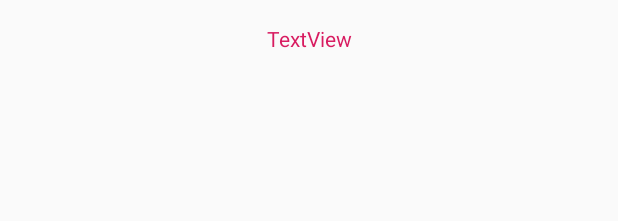
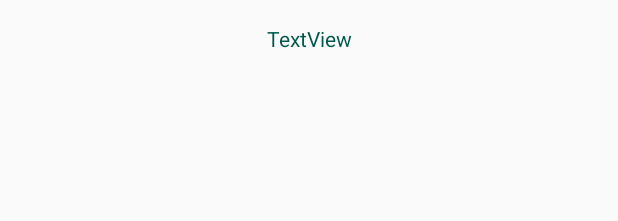
Before and after one commit to RebeccaLassiter/MATCHA, an Android app: the layout activity_display_message.xml on its own in the app's theme, with its tools: preview values and no code run, on a phone screen of 412 x 824 dp. Shown: the top 221 px of the screen. Run offline under Robolectric (Android 15) with nearby library versions, the phone set to English and light mode, and no system bars.

Commit message:
Text Color Change: Display Message

```diff
--- a/app/src/main/res/layout/activity_display_message.xml
+++ b/app/src/main/res/layout/activity_display_message.xml
@@ -12,7 +12,7 @@
         android:layout_height="wrap_content"
         android:layout_marginTop="16dp"
         android:text="TextView"
-        android:textColor="@color/colorAccent"
+        android:textColor="@color/colorPrimaryDark"
         app:layout_constraintEnd_toEndOf="parent"
         app:layout_constraintStart_toStartOf="parent"
         app:layout_constraintTop_toTopOf="parent" />
--- a/app/src/main/res/values/colors.xml
+++ b/app/src/main/res/values/colors.xml
@@ -1,6 +1,6 @@
 <?xml version="1.0" encoding="utf-8"?>
 <resources>
     <color name="colorPrimary">#008577</color>
-    <color name="colorPrimaryDark">#00574B</color>
+    <color name="colorPrimaryDark">#00574b</color>
     <color name="colorAccent">#d81b60</color>
 </resources>
```
